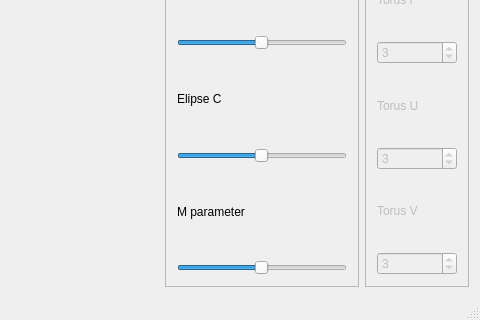
Before: the Qt Designer form mainwindow.ui in awitwicka/3DGraphicEngine, drawn with Qt 5; both pictures show x 436 to 916 and y 209 to 529 of the 916 by 529 pixel window.
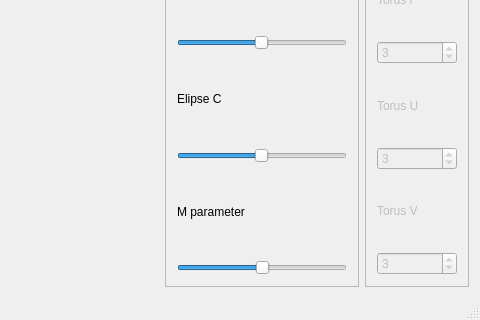
After: the same form once the commit is applied. Custom widgets are drawn as their Qt base class.

Diff of the .ui file:
```diff
--- a/mainwindow.ui
+++ b/mainwindow.ui
@@ -119,14 +119,17 @@
        <item>
         <widget class="QSlider" name="horizontalSlider_m">
          <property name="minimum">
-          <number>1</number>
+          <number>0</number>
          </property>
          <property name="maximum">
-          <number>100</number>
-         </property>
-         <property name="value">
           <number>50</number>
          </property>
+         <property name="singleStep">
+          <number>1</number>
+         </property>
+         <property name="value">
+          <number>25</number>
+         </property>
          <property name="orientation">
           <enum>Qt::Horizontal</enum>
          </property>
```
